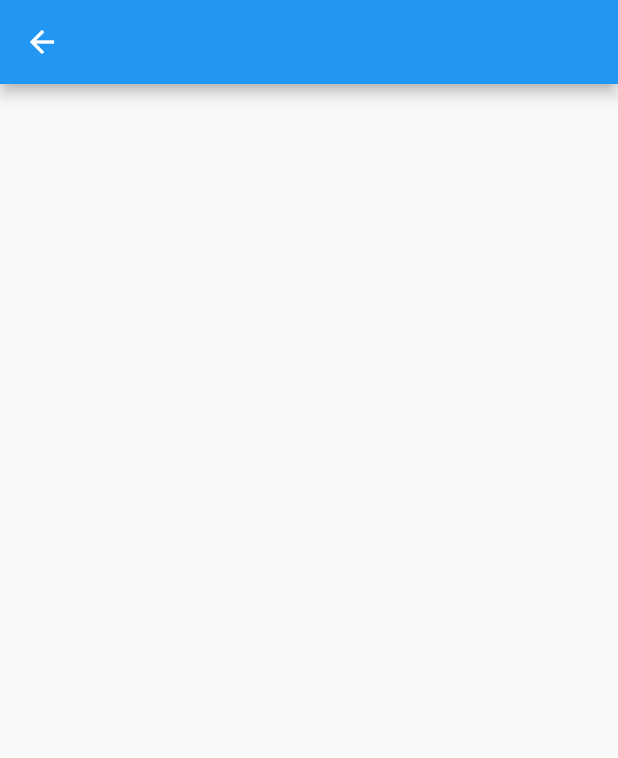
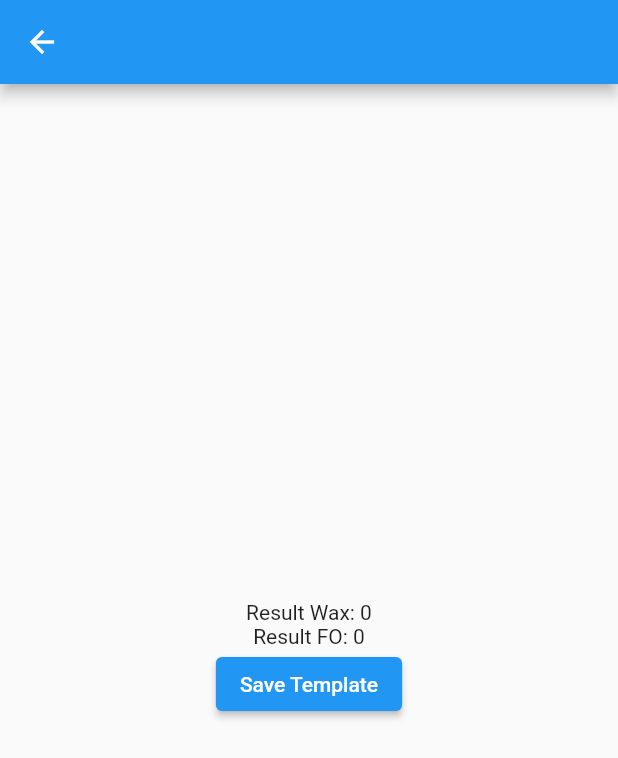
Before and after one commit to abdohass/candle3, a Flutter app: the screen it shows after launch, in the side drawer, after a tap on "my templets", on a phone screen of 412 x 824 dp. Shown: the top 758 px of the screen. Run offline on Flutter 3.47's test engine with Material 2 defaults, Android fonts, the phone set to English and light mode, and no system bars; our stand-ins replace hive, hive_flutter, shared_preferences; accounts and stored records are empty; statements that could not run were skipped.

Commit message:
2/8/after after hive.database

```diff
--- a/lib/database/hive_db.dart
+++ b/lib/database/hive_db.dart
@@ -1,40 +1,40 @@
-import 'dart:io';
-
-import 'package:hive/hive.dart';
-
-import '../models/result_model.dart';
-
-/*
-*  flutter packages pub run build_runner build
-* */
-
-class HiveDB {
-  final String resultDB = "result";
-
- Future<Box> _openHive() async {
-   return await Hive.openBox(resultDB);
-  }
-
- static init() {
-    var path = Directory.current.path;
-    Hive
-      ..init(path)
-      ..registerAdapter(ResultModelAdapter());
-  }
-/*
-* [HiveDB().createResult(ResultModel(wax:2135.253,frag:21.21534))]
-* */
-  createResult(ResultModel resultModel)async {
-   Box box = await _openHive();
-    box.put(0, resultModel);
-  }
-/*
-* [ await HiveDB().readResult() ]
-* */
-  Future<ResultModel> readResult()async{
-    Box box = await _openHive();
-   return box.get(0);
-  }
-
-
-}
+// import 'dart:io';
+//
+// import 'package:hive/hive.dart';
+//
+// import '../models/result_model.dart';
+//
+// /*
+// *  flutter packages pub run build_runner build
+// * */
+//
+// class HiveDB {
+//   final String resultDB = "result";
+//
+//  Future<Box> _openHive() async {
+//    return await Hive.openBox(resultDB);
+//   }
+//
+//  static init() {
+//     var path = Directory.current.path;
+//     Hive
+//       ..init(path)
+//       ..registerAdapter(ResultModelAdapter());
+//   }
+// /*
+// * [HiveDB().createResult(ResultModel(wax:2135.253,frag:21.21534))]
+// * */
+//   createResult(ResultModel resultModel)async {
+//    Box box = await _openHive();
+//     box.put(0, resultModel);
+//   }
+// /*
+// * [ await HiveDB().readResult() ]
+// * */
+//   Future<ResultModel> readResult()async{
+//     Box box = await _openHive();
+//    return box.get(0);
+//   }
+//
+//
+// }
--- a/lib/main.dart
+++ b/lib/main.dart
@@ -13,6 +13,7 @@ import 'package:untitled/widgets/text_field_title.dart';
 import 'package:untitled/widgets/text_title.dart';
 
 import 'constcolor/color.dart';
+import 'database/templateAdapter.dart';
 //import 'package:shared_preferences/shared_preferences.dart';
 
 
@@ -20,7 +21,10 @@ SharedPreferences? mySharedPreferences;
 
 void main() async {
   WidgetsFlutterBinding.ensureInitialized();
-  HiveDB.init();
+  await Hive.initFlutter();
+  Hive.registerAdapter(TemplateAdapter()); // Register the adapter for your Template model
+  await Hive.openBox('myBox'); // Open the Hive box
+  //HiveDB.init();
 
   mySharedPreferences = await SharedPreferences.getInstance();
   runApp(MyApp());
--- a/lib/sreens/firstscreen.dart
+++ b/lib/sreens/firstscreen.dart
@@ -3,6 +3,7 @@ import 'package:flutter/material.dart';
 import 'package:hive/hive.dart';
 import 'package:hive_flutter/adapters.dart';
 import 'package:hive_flutter/hive_flutter.dart';
+import 'package:untitled/database/template.dart';
 import 'package:untitled/models/languaesmodel.dart';
 import 'package:untitled/sreens/links.dart';
 import 'package:untitled/sreens/myTemplates.dart';
@@ -27,7 +28,7 @@ class MyHomePage extends StatefulWidget {
 
 class _MyHomePageState extends State<MyHomePage> {
 //int? value = 0;
-late Box myBox ;
+// /Box myBox ;
   double fragranceOil =0;
   double totalWight = 0;
  int totalCandles  = 1;
@@ -202,7 +203,10 @@ String unitfo ='g';
     onTap: () {
       Navigator.push(context, MaterialPageRoute(
           builder: (context){
-            return MyTemplets();
+            return  MyTemplets(
+              resultwax: resultwax,
+              resultfo: resultfo,
+            );
           }
       ));
 
@@ -216,7 +220,7 @@ String unitfo ='g';
     onTap: () {
       Navigator.push(context, MaterialPageRoute(
               builder: (context){
-              return Links();
+              return Links( );
       }
       ));
 
--- a/lib/sreens/myTemplates.dart
+++ b/lib/sreens/myTemplates.dart
@@ -1,17 +1,88 @@
 import 'package:flutter/material.dart';
+import 'package:hive/hive.dart';
+import '../sreens/firstscreen.dart';
+
+
+import '../database/template.dart';
+import '../database/templateAdapter.dart';
 
 class MyTemplets extends StatefulWidget {
-  const MyTemplets({super.key});
+  final String resultwax;
+  final String resultfo;
+
+  MyTemplets({required this.resultwax, required this.resultfo, Key? key})
+      : super(key: key);
+
+
 
   @override
   State<MyTemplets> createState() => _MyTempletsState();
 }
 
 class _MyTempletsState extends State<MyTemplets> {
+  String currentResultwax = '';
+  String currentResultfo = '';
+  List<Template> templates = [];
+
+  List<Template> getTemplates() {
+    final box = Hive.box('myBox');
+    final templatesJson = box.get('templates', defaultValue: []);
+    return templatesJson
+        .where((json) => json is Map<String, dynamic>)
+        .map<Template>((json) => Template.fromJson(json))
+        .toList();
+  }
+  @override
+  void initState() {
+    super.initState();
+    currentResultwax = widget.resultwax;
+    currentResultfo = widget.resultfo;
+    templates = getTemplates();
+  }
+
+
+  void saveTemplate(double resultwax, double resultfo) {
+    final box = Hive.box('myBox');
+    final template = Template(resultwax: resultwax, resultfo: resultfo);
+    templates.add(template);
+    box.put('templates', templates.map((t) => t.toJson()).toList());
+
+
+
+    setState(() {
+      currentResultwax =  resultwax.toString();
+      currentResultfo = resultfo.toString();
+    });
+
+
+  }
+
+
+
+
   @override
   Widget build(BuildContext context) {
     return Scaffold(
       appBar: AppBar(),
-    ) ;
+      body: Center(
+        child: Column(
+          mainAxisAlignment: MainAxisAlignment.center,
+          children: [
+            Text('Result Wax: $currentResultwax'),
+            Text('Result FO: $currentResultfo'),
+            ElevatedButton(
+              onPressed: () {
+                saveTemplate(double.parse(widget.resultwax) ,double.parse(widget.resultfo) );
+              },
+              child: Text('Save Template'),
+            ),
+          ],
+        ),
+      ),
+    );
   }
+
+
+
+
 }
```
Also changed, not shown: lib/models/result_model.dart (+19 -19 lines), lib/models/result_model.g.dart.
